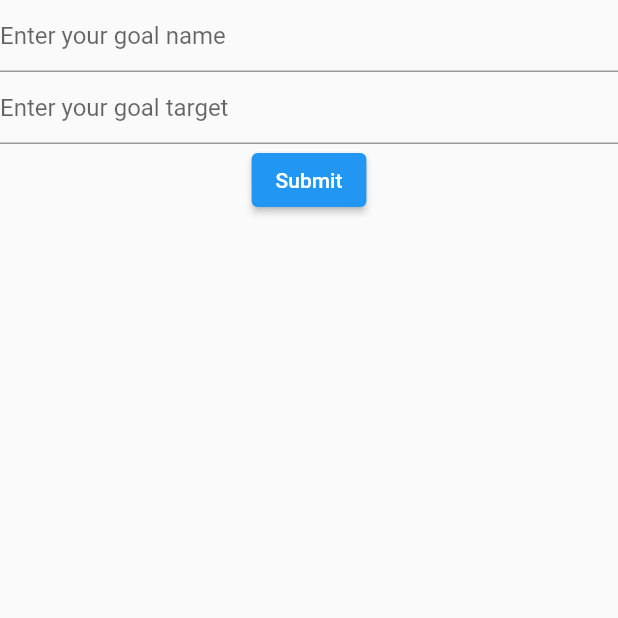
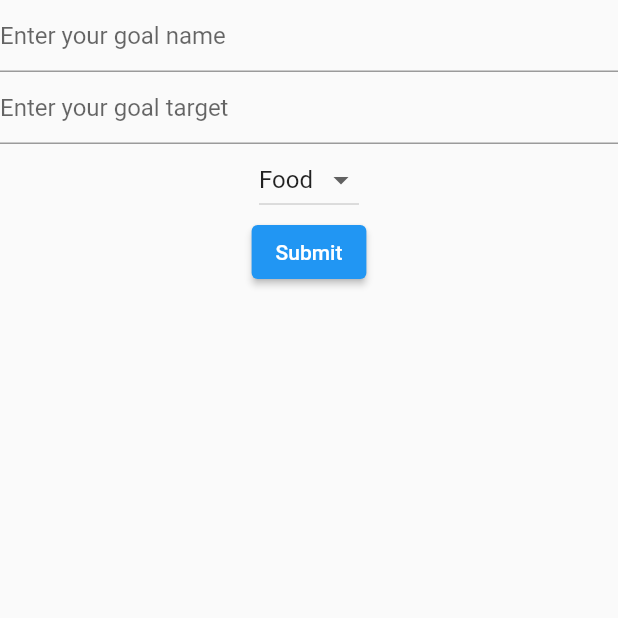
Before and after one commit to cezarmocanu/budgeto, a Flutter app: the GoalFormPage screen opened by its route, on a phone screen of 412 x 824 dp, the top half of it. Run offline on Flutter 3.47's test engine with Material 2 defaults, Android fonts, the phone set to English and light mode, and no system bars.

Commit message:
[0002] Added categories to goals

```diff
--- a/lib/main.dart
+++ b/lib/main.dart
@@ -2,6 +2,7 @@ import 'package:flutter/material.dart';
 import './pages/dashboard/dashboard_page.dart';
 import './pages/goal_form/goal_form_page.dart';
 import './models/goal.dart';
+import './models/category.dart';
 
 void main() {
   runApp(MyApp());
@@ -16,21 +17,24 @@ class MyApp extends StatefulWidget {
 
 class _State extends State<MyApp> {
   List<Goal> _goals = [];
+  List<Category> _categories = [
+    Category('Food', IconData(57902, fontFamily: 'MaterialIcons')),
+    Category('Travel', IconData(57453, fontFamily: 'MaterialIcons')),
+    Category.withoutIcon('Bills')
+  ];
 
-  void handleFormSubmit(String title, int budget) {
-    _goals.add(Goal(title, budget));
+  void handleFormSubmit(String title, int budget, Category category) {
+    _goals.add(Goal(title, budget, category));
   }
 
   @override
   Widget build(BuildContext context) {
     return MaterialApp(
       routes: {
-        '/': (context) => DashboardPage(
-              title: 'Your budget',
-              goals: _goals,
-            ),
+        '/': (context) => DashboardPage(title: 'Your budget', goals: _goals),
         '/form': (context) => GoalFormPage(
               handleFormSubmit: handleFormSubmit,
+              categories: _categories,
             ),
       },
     );
--- /dev/null
+++ b/lib/models/category.dart
@@ -0,0 +1,12 @@
+import 'package:flutter/material.dart';
+
+class Category {
+  String label = 'Unknown';
+  IconData icon = IconData(57522, fontFamily: 'MaterialIcons');
+
+  Category.empty() {}
+
+  Category.withoutIcon(this.label);
+
+  Category(this.label, this.icon);
+}
--- a/lib/models/goal.dart
+++ b/lib/models/goal.dart
@@ -1,9 +1,9 @@
+import 'package:budgeto_flutter/models/category.dart';
+
 class Goal {
   String title = 'Default title';
   int budget = 9999;
+  Category category = Category.empty();
 
-  Goal(String title, int budget) {
-    this.title = title;
-    this.budget = budget;
-  }
+  Goal(this.title, this.budget, this.category);
 }
--- a/lib/pages/goal_form/goal_form_page.dart
+++ b/lib/pages/goal_form/goal_form_page.dart
@@ -1,9 +1,15 @@
+import 'package:budgeto_flutter/models/category.dart';
 import 'package:flutter/material.dart';
 
 class GoalFormPage extends StatefulWidget {
-  GoalFormPage({Key? key, required this.handleFormSubmit}) : super(key: key);
+  GoalFormPage({
+    Key? key,
+    required this.handleFormSubmit,
+    required this.categories,
+  }) : super(key: key);
 
-  final Function(String, int) handleFormSubmit;
+  final Function(String, int, Category) handleFormSubmit;
+  final List<Category> categories;
 
   @override
   _State createState() => _State();
@@ -13,6 +19,28 @@ class _State extends State<GoalFormPage> {
   final GlobalKey<FormState> _form = GlobalKey<FormState>();
   final goalTitleController = TextEditingController();
   final goalBudgetController = TextEditingController();
+  Category categoryDropdownValue = Category.empty();
+
+  void initState() {
+    categoryDropdownValue = widget.categories[0];
+    super.initState();
+  }
+
+  DropdownButton<Category> renderDropdownMenu() {
+    return DropdownButton<Category>(
+        value: categoryDropdownValue,
+        onChanged: (Category? newValue) {
+          setState(() {
+            categoryDropdownValue = newValue!;
+          });
+        },
+        items: widget.categories
+            .map((category) => DropdownMenuItem<Category>(
+                  value: category,
+                  child: Text("${category.label}"),
+                ))
+            .toList());
+  }
 
   @override
   void dispose() {
@@ -40,11 +68,12 @@ class _State extends State<GoalFormPage> {
               ),
               controller: goalBudgetController,
             ),
+            renderDropdownMenu(),
             ElevatedButton(
               onPressed: () {
                 var title = goalTitleController.text;
                 var budget = int.parse(goalBudgetController.text);
-                widget.handleFormSubmit(title, budget);
+                widget.handleFormSubmit(title, budget, categoryDropdownValue);
                 Navigator.pushNamed(context, '/');
               },
               child: const Text('Submit'),
```
Also changed, not shown: lib/pages/dashboard/dashboard_page.dart (+12 -7 lines).
